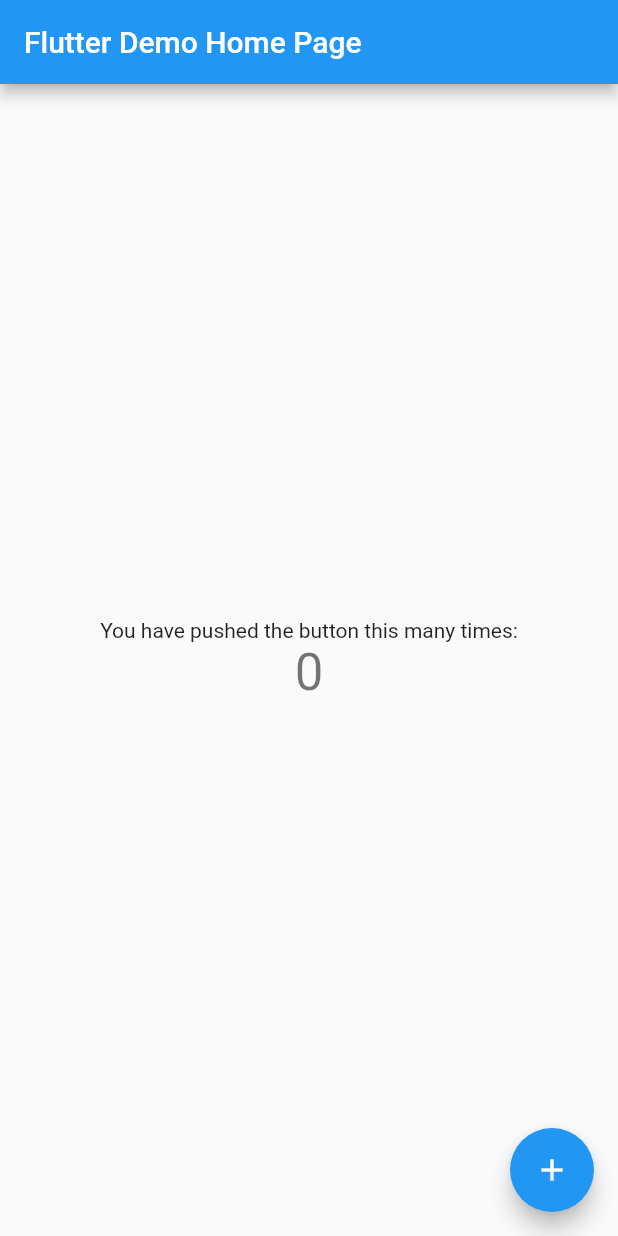
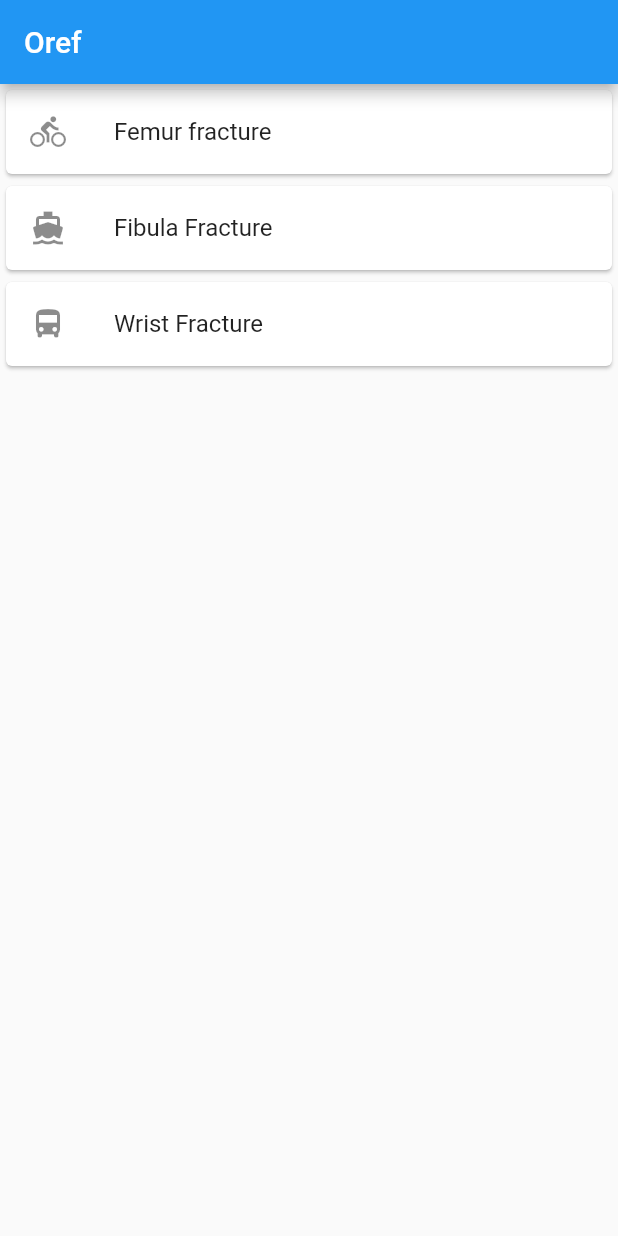
Before and after one commit to mikealfandre/oref, a Flutter app: the screen it shows after launch, on a phone screen of 412 x 824 dp. Run offline on Flutter 3.47's test engine with Material 2 defaults, Android fonts, the phone set to English and light mode, and no system bars.

Commit message:
Created a list view Widget that displays the case names on home view

```diff
--- /dev/null
+++ b/lib/category_list.dart
@@ -0,0 +1,29 @@
+import 'package:flutter/material.dart';
+import 'category_names.dart';
+
+class CategoryList extends StatelessWidget {
+
+  @override
+  Widget build(BuildContext context) {
+
+      final titles = ['bike', 'boat', 'bus', 'car',
+      'railway', 'run', 'subway', 'transit', 'walk'];
+
+      final icons = [Icons.directions_bike, Icons.directions_boat,
+      Icons.directions_bus, Icons.directions_car, Icons.directions_railway,
+      Icons.directions_run, Icons.directions_subway, Icons.directions_transit,
+      Icons.directions_walk];
+
+      return ListView.builder(
+        itemCount: names.length,
+        itemBuilder: (context, index) {
+          return Card(
+            child: ListTile(
+              leading: Icon(icons[index]),
+              title: Text(names[index]),
+            ),
+          );
+        },
+      );
+    }
+}
--- /dev/null
+++ b/lib/category_names.dart
@@ -0,0 +1,6 @@
+
+final List names = [
+  'Femur fracture',
+  'Fibula Fracture',
+  'Wrist Fracture'
+];
--- a/lib/main.dart
+++ b/lib/main.dart
@@ -1,111 +1,16 @@
 import 'package:flutter/material.dart';
+import 'category_list.dart';
 
-void main() => runApp(MyApp());
 
-class MyApp extends StatelessWidget {
-  // This widget is the root of your application.
+void main() => runApp(OrefApp());
+
+class OrefApp extends StatelessWidget {
   @override
   Widget build(BuildContext context) {
     return MaterialApp(
-      title: 'Flutter Demo',
-      theme: ThemeData(
-        // This is the theme of your application.
-        //
-        // Try running your application with "flutter run". You'll see the
-        // application has a blue toolbar. Then, without quitting the app, try
-        // changing the primarySwatch below to Colors.green and then invoke
-        // "hot reload" (press "r" in the console where you ran "flutter run",
-        // or simply save your changes to "hot reload" in a Flutter IDE).
-        // Notice that the counter didn't reset back to zero; the application
-        // is not restarted.
-        primarySwatch: Colors.blue,
-      ),
-      home: MyHomePage(title: 'Flutter Demo Home Page'),
-    );
+        home: Scaffold(
+      appBar: AppBar(title: Text('Oref')),
+      body: CategoryList(),
+    ));
   }
 }
-
-class MyHomePage extends StatefulWidget {
-  MyHomePage({Key key, this.title}) : super(key: key);
-
-  // This widget is the home page of your application. It is stateful, meaning
-  // that it has a State object (defined below) that contains fields that affect
-  // how it looks. Hello
-
-  // This class is the configuration for the state. It holds the values (in this
-  // case the title) provided by the parent (in this case the App widget) and
-  // used by the build method of the State. Fields in a Widget subclass are
-  // always marked "final".
-
-  final String title;
-
-  @override
-  _MyHomePageState createState() => _MyHomePageState();
-}
-
-class _MyHomePageState extends State<MyHomePage> {
-  int _counter = 0;
-
-  void _incrementCounter() {
-    setState(() {
-      // This call to setState tells the Flutter framework that something has
-      // changed in this State, which causes it to rerun the build method below
-      // so that the display can reflect the updated values. If we changed
-      // _counter without calling setState(), then the build method would not be
-      // called again, and so nothing would appear to happen.
-      _counter++;
-    });
-  }
-
-  @override
-  Widget build(BuildContext context) {
-    // This method is rerun every time setState is called, for instance as done
-    // by the _incrementCounter method above.
-    //
-    // The Flutter framework has been optimized to make rerunning build methods
-    // fast, so that you can just rebuild anything that needs updating rather
-    // than having to individually change instances of widgets.
-    return Scaffold(
-      appBar: AppBar(
-        // Here we take the value from the MyHomePage object that was created by
-        // the App.build method, and use it to set our appbar title.
-        title: Text(widget.title),
-      ),
-      body: Center(
-        // Center is a layout widget. It takes a single child and positions it
-        // in the middle of the parent.
-        child: Column(
-          // Column is also layout widget. It takes a list of children and
-          // arranges them vertically. By default, it sizes itself to fit its
-          // children horizontally, and tries to be as tall as its parent.
-          //
-          // Invoke "debug painting" (press "p" in the console, choose the
-          // "Toggle Debug Paint" action from the Flutter Inspector in Android
-          // Studio, or the "Toggle Debug Paint" command in Visual Studio Code)
-          // to see the wireframe for each widget.
-          //
-          // Column has various properties to control how it sizes itself and
-          // how it positions its children. Here we use mainAxisAlignment to
-          // center the children vertically; the main axis here is the vertical
-          // axis because Columns are vertical (the cross axis would be
-          // horizontal).
-          mainAxisAlignment: MainAxisAlignment.center,
-          children: <Widget>[
-            Text(
-              'You have pushed the button this many times:',
-            ),
-            Text(
-              '$_counter',
-              style: Theme.of(context).textTheme.display1,
-            ),
-          ],
-        ),
-      ),
-      floatingActionButton: FloatingActionButton(
-        onPressed: _incrementCounter,
-        tooltip: 'Increment',
-        child: Icon(Icons.add),
-      ), // This trailing comma makes auto-formatting nicer for build methods.
-    );
-  }
-}
```
Also changed, not shown: 1 other file.
